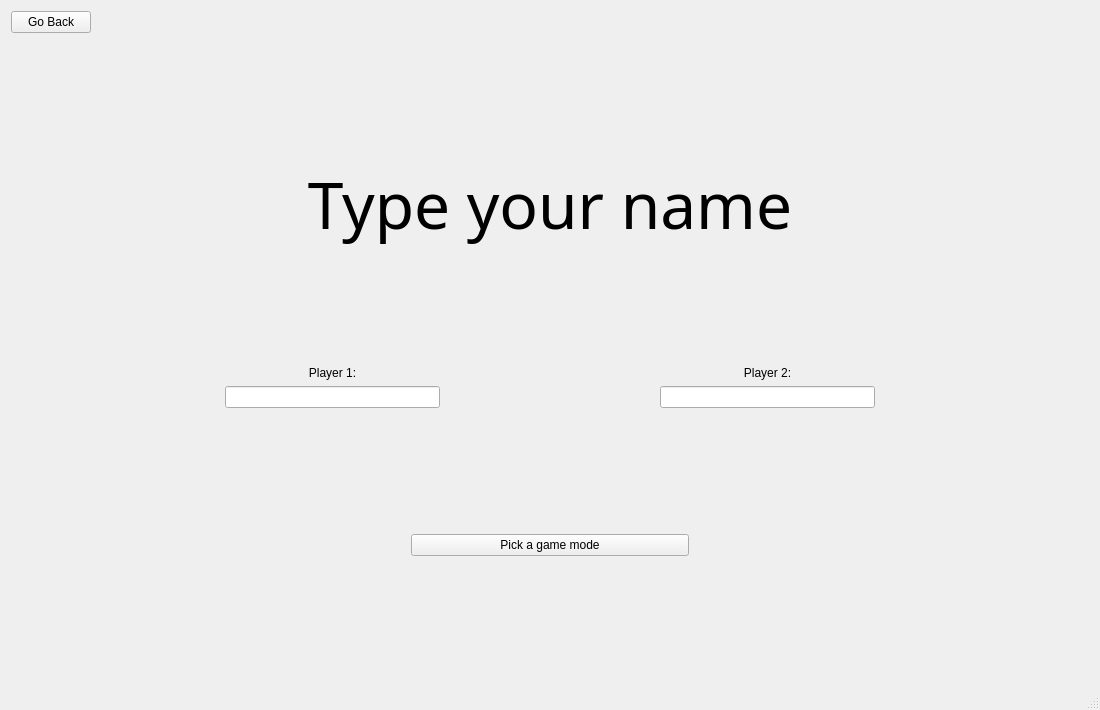
Qt form GUI/Name2PlayersWindow.ui (Offuru/Left-4-Code) before a commit.
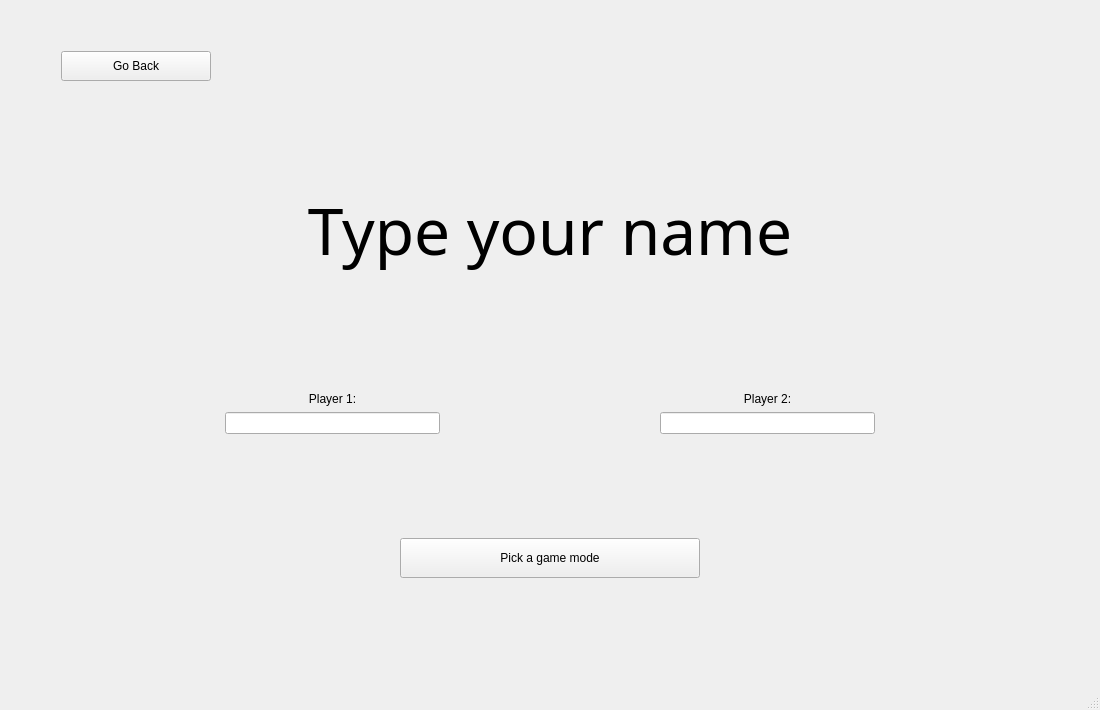
The same form after that commit.

Commit message: Added functionality to change the number of big pylons and bridges Added info about player's number of pylons and bridges on game window Made the debuilder move after a player's turn ended

What changed in the file:
```diff
--- a/GUI/Name2PlayersWindow.ui
+++ b/GUI/Name2PlayersWindow.ui
@@ -15,28 +15,66 @@
   </property>
   <widget class="QWidget" name="centralWidget">
    <layout class="QVBoxLayout" name="verticalLayout_3">
+    <item>
+     <spacer name="verticalSpacer_5">
+      <property name="orientation">
+       <enum>Qt::Vertical</enum>
+      </property>
+      <property name="sizeType">
+       <enum>QSizePolicy::Fixed</enum>
+      </property>
+      <property name="sizeHint" stdset="0">
+       <size>
+        <width>20</width>
+        <height>40</height>
+       </size>
+      </property>
+     </spacer>
+    </item>
     <item>
      <layout class="QGridLayout" name="gridLayout_3">
-      <item row="0" column="1">
-       <spacer name="horizontalSpacer_4">
-        <property name="orientation">
-         <enum>Qt::Horizontal</enum>
-        </property>
-        <property name="sizeHint" stdset="0">
-         <size>
-          <width>40</width>
-          <height>20</height>
-         </size>
-        </property>
-       </spacer>
-      </item>
-      <item row="0" column="0">
+      <item row="1" column="1">
        <widget class="QPushButton" name="goBackButton">
+        <property name="minimumSize">
+         <size>
+          <width>150</width>
+          <height>30</height>
+         </size>
+        </property>
         <property name="text">
          <string>Go Back</string>
         </property>
        </widget>
       </item>
+      <item row="1" column="2">
+       <spacer name="horizontalSpacer_4">
+        <property name="orientation">
+         <enum>Qt::Horizontal</enum>
+        </property>
+        <property name="sizeHint" stdset="0">
+         <size>
+          <width>40</width>
+          <height>20</height>
+         </size>
+        </property>
+       </spacer>
+      </item>
+      <item row="1" column="0">
+       <spacer name="horizontalSpacer_7">
+        <property name="orientation">
+         <enum>Qt::Horizontal</enum>
+        </property>
+        <property name="sizeType">
+         <enum>QSizePolicy::Fixed</enum>
+        </property>
+        <property name="sizeHint" stdset="0">
+         <size>
+          <width>50</width>
+          <height>20</height>
+         </size>
+        </property>
+       </spacer>
+      </item>
      </layout>
     </item>
     <item>
@@ -173,7 +211,7 @@
       <property name="sizeHint" stdset="0">
        <size>
         <width>20</width>
-        <height>40</height>
+        <height>20</height>
        </size>
       </property>
      </spacer>
@@ -186,7 +224,7 @@
          <enum>Qt::Horizontal</enum>
         </property>
         <property name="sizeType">
-         <enum>QSizePolicy::Fixed</enum>
+         <enum>QSizePolicy::Expanding</enum>
         </property>
         <property name="sizeHint" stdset="0">
          <size>
@@ -198,6 +236,18 @@
       </item>
       <item>
        <widget class="QPushButton" name="gameModeButton">
+        <property name="minimumSize">
+         <size>
+          <width>300</width>
+          <height>40</height>
+         </size>
+        </property>
+        <property name="maximumSize">
+         <size>
+          <width>16777215</width>
+          <height>16777215</height>
+         </size>
+        </property>
         <property name="text">
          <string>Pick a game mode</string>
         </property>
@@ -209,7 +259,7 @@
          <enum>Qt::Horizontal</enum>
         </property>
         <property name="sizeType">
-         <enum>QSizePolicy::Fixed</enum>
+         <enum>QSizePolicy::Expanding</enum>
         </property>
         <property name="sizeHint" stdset="0">
          <size>
```
The commit also changes 10 other files.
